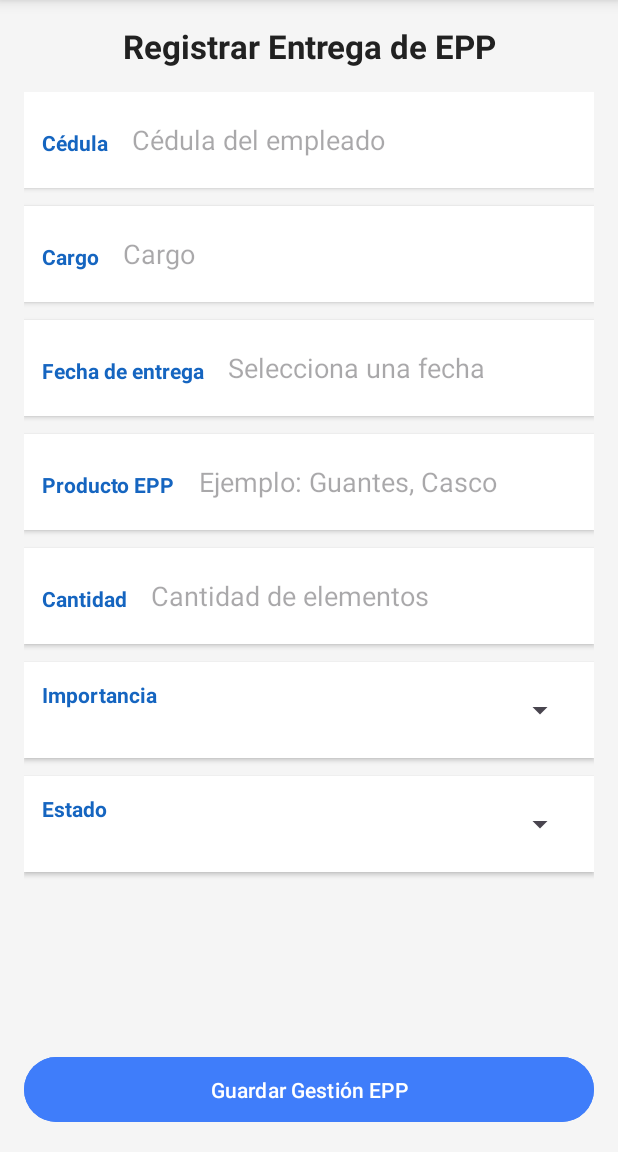
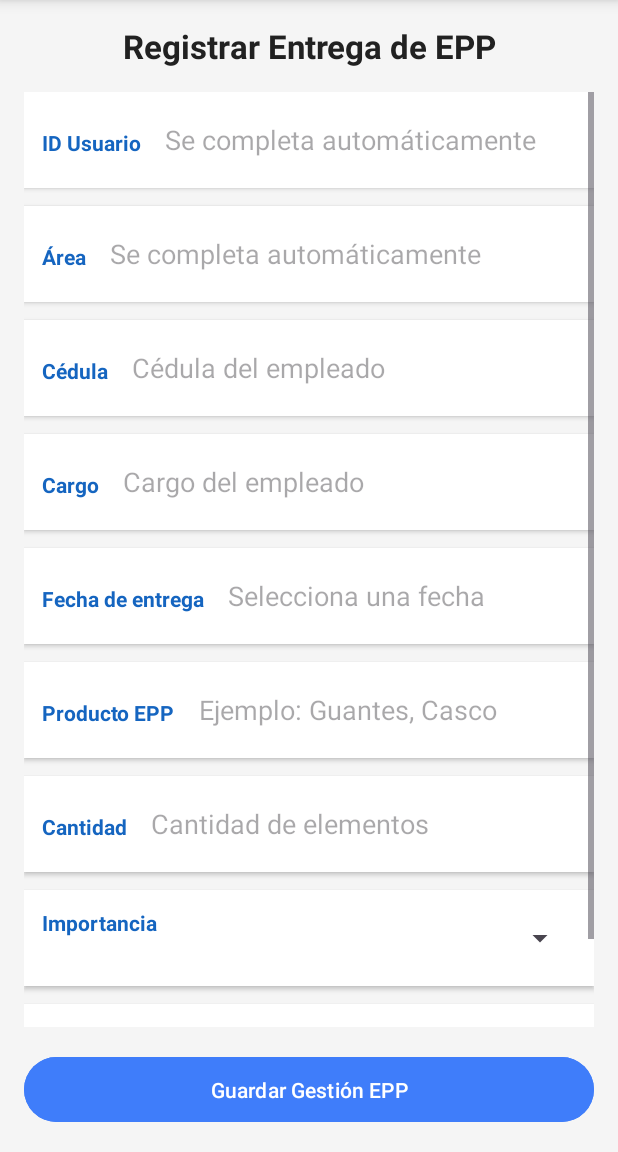
Before and after one commit to sebastianCotaz12/AndroidFinal, an Android app: the layout activity_form_gestion_epp.xml on its own in the app's theme, with its tools: preview values and no code run, on a phone screen of 412 x 824 dp, the part 84-1236 px from its top. Run offline under Robolectric (Android 15) with nearby library versions, the phone set to English and light mode, and no system bars.

Commit message:
gestion epp

```diff
--- a/app/src/main/res/layout/activity_form_gestion_epp.xml
+++ b/app/src/main/res/layout/activity_form_gestion_epp.xml
@@ -56,6 +56,60 @@
             android:layout_height="wrap_content"
             android:orientation="vertical">
 
+            <!-- ID Usuario -->
+            <LinearLayout
+                android:layout_width="match_parent"
+                android:layout_height="wrap_content"
+                android:padding="12dp"
+                android:background="#FFFFFF"
+                android:elevation="2dp"
+                android:layout_marginBottom="12dp">
+
+                <TextView
+                    android:layout_width="wrap_content"
+                    android:layout_height="wrap_content"
+                    android:text="ID Usuario"
+                    android:textColor="#1565C0"
+                    android:textStyle="bold"
+                    android:layout_marginEnd="8dp" />
+
+                <EditText
+                    android:id="@+id/etIdUsuario"
+                    android:layout_width="match_parent"
+                    android:layout_height="40dp"
+                    android:hint="Se completa automáticamente"
+                    android:enabled="false"
+                    android:background="@android:color/transparent"
+                    android:padding="8dp" />
+            </LinearLayout>
+
+            <!-- Área -->
+            <LinearLayout
+                android:layout_width="match_parent"
+                android:layout_height="wrap_content"
+                android:padding="12dp"
+                android:background="#FFFFFF"
+                android:elevation="2dp"
+                android:layout_marginBottom="12dp">
+
+                <TextView
+                    android:layout_width="wrap_content"
+                    android:layout_height="wrap_content"
+                    android:text="Área"
+                    android:textColor="#1565C0"
+                    android:textStyle="bold"
+                    android:layout_marginEnd="8dp" />
+
+                <EditText
+                    android:id="@+id/etArea"
+                    android:layout_width="match_parent"
+                    android:layout_height="40dp"
+                    android:hint="Se completa automáticamente"
+                    android:enabled="false"
+                    android:background="@android:color/transparent"
+                    android:padding="8dp" />
+            </LinearLayout>
+
             <!-- Cédula -->
             <LinearLayout
                 android:layout_width="match_parent"
@@ -104,7 +158,7 @@
                     android:id="@+id/etCargo"
                     android:layout_width="match_parent"
                     android:layout_height="40dp"
-                    android:hint="Cargo"
+                    android:hint="Cargo del empleado"
                     android:background="@android:color/transparent"
                     android:padding="8dp" />
             </LinearLayout>
```
Also changed, not shown: app/src/main/java/com/example/myapplication/api/ApiService.java (+2 -12 lines), app/src/main/java/com/example/myapplication/controller/Crear_gestionEpp.java (+66 -30 lines), app/src/main/java/com/example/myapplication/controller/Form_gestionEpp.java (+37 -21 lines).
